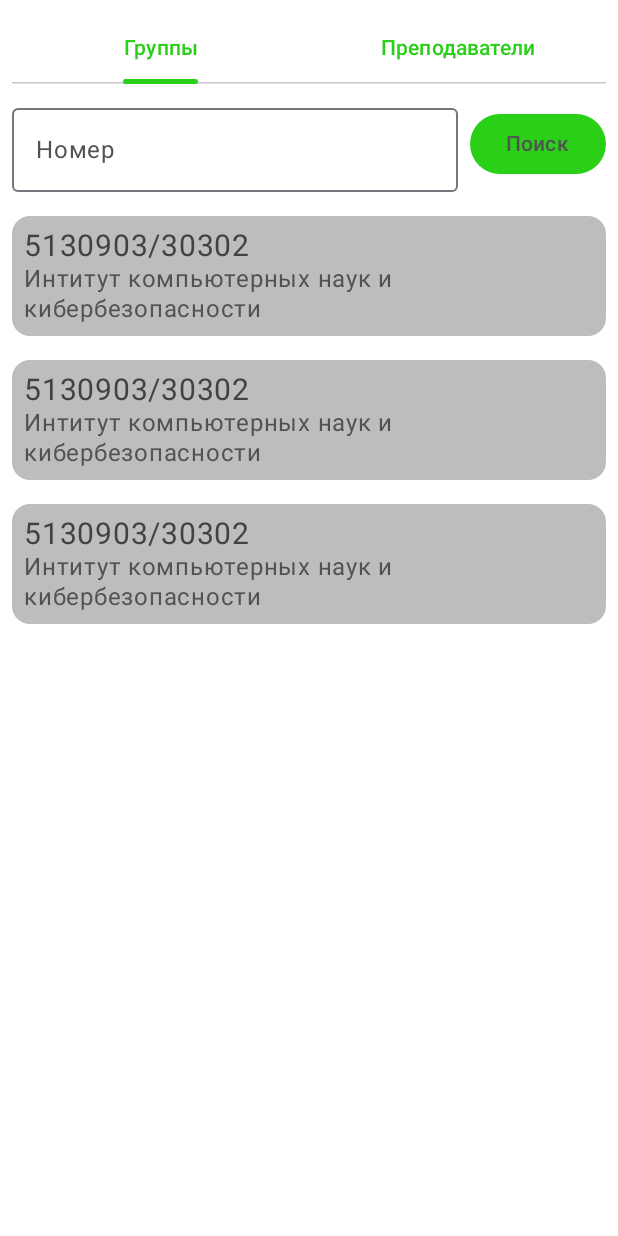
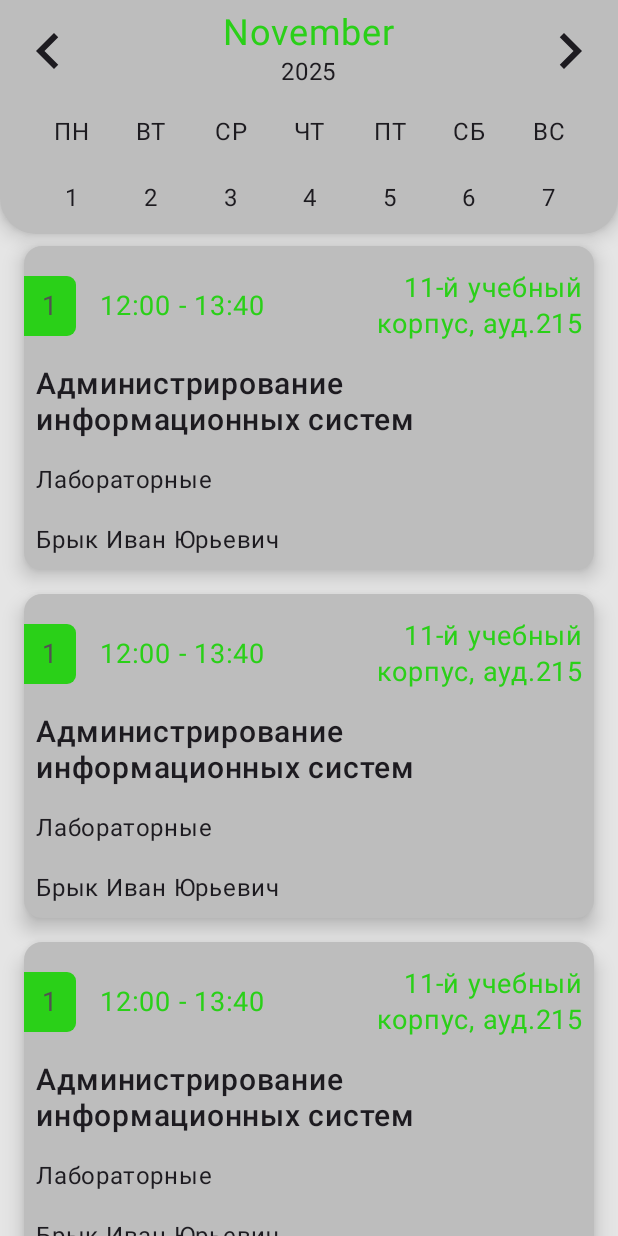
Before and after one commit to NineDer56/MySpbstuSchedule, an Android app built with Jetpack Compose: the screen it shows after launch (MainActivity), on a phone screen of 412 x 824 dp. Run offline under Robolectric (Android 15) with nearby library versions, the phone set to English and light mode, and no system bars.

Commit message:
almost ready ScheduleContent

```diff
--- a/app/src/main/java/com/example/myspbstuschedule/MainActivity.kt
+++ b/app/src/main/java/com/example/myspbstuschedule/MainActivity.kt
@@ -17,6 +17,7 @@ import androidx.compose.runtime.Composable
 import androidx.compose.ui.Modifier
 import androidx.compose.ui.tooling.preview.Preview
 import androidx.compose.ui.unit.dp
+import com.example.myspbstuschedule.presentation.screens.schedule.ScheduleContent
 import com.example.myspbstuschedule.presentation.screens.selection.SelectionContent
 import com.example.myspbstuschedule.ui.theme.MySpbstuScheduleTheme
 
@@ -26,13 +27,17 @@ class MainActivity : ComponentActivity() {
         enableEdgeToEdge()
         setContent {
             MySpbstuScheduleTheme {
-                SelectionContent(
+//                SelectionContent(
+//                    modifier = Modifier
+//                        .background(MaterialTheme.colorScheme.background)
+//                        .windowInsetsPadding(WindowInsets.safeDrawing)
+//                        .padding(8.dp)
+//                )
+
+                ScheduleContent(
                     modifier = Modifier
                         .background(MaterialTheme.colorScheme.background)
                         .windowInsetsPadding(WindowInsets.safeDrawing)
-                        .padding(8.dp)
-
-
                 )
             }
         }
--- /dev/null
+++ b/app/src/main/java/com/example/myspbstuschedule/presentation/screens/schedule/ScheduleContent.kt
@@ -0,0 +1,252 @@
+package com.example.myspbstuschedule.presentation.screens.schedule
+
+import android.util.Log
+import androidx.compose.foundation.border
+import androidx.compose.foundation.layout.Arrangement
+import androidx.compose.foundation.layout.Column
+import androidx.compose.foundation.layout.Row
+import androidx.compose.foundation.layout.Spacer
+import androidx.compose.foundation.layout.fillMaxSize
+import androidx.compose.foundation.layout.fillMaxWidth
+import androidx.compose.foundation.layout.padding
+import androidx.compose.foundation.layout.size
+import androidx.compose.foundation.lazy.LazyColumn
+import androidx.compose.foundation.pager.HorizontalPager
+import androidx.compose.foundation.pager.PagerState
+import androidx.compose.foundation.pager.rememberPagerState
+import androidx.compose.foundation.shape.RoundedCornerShape
+import androidx.compose.material.icons.Icons
+import androidx.compose.material.icons.automirrored.outlined.KeyboardArrowLeft
+import androidx.compose.material.icons.automirrored.outlined.KeyboardArrowRight
+import androidx.compose.material3.CardColors
+import androidx.compose.material3.CardDefaults
+import androidx.compose.material3.ElevatedCard
+import androidx.compose.material3.Icon
+import androidx.compose.material3.IconButton
+import androidx.compose.material3.IconButtonColors
+import androidx.compose.material3.MaterialTheme
+import androidx.compose.material3.Text
+import androidx.compose.runtime.Composable
+import androidx.compose.runtime.LaunchedEffect
+import androidx.compose.runtime.rememberCoroutineScope
+import androidx.compose.runtime.snapshotFlow
+import androidx.compose.ui.Alignment
+import androidx.compose.ui.Modifier
+import androidx.compose.ui.graphics.Brush
+import androidx.compose.ui.graphics.Color
+import androidx.compose.ui.text.style.TextAlign
+import androidx.compose.ui.tooling.preview.Preview
+import androidx.compose.ui.unit.dp
+import androidx.compose.ui.unit.sp
+import com.example.myspbstuschedule.domain.model.Auditory
+import com.example.myspbstuschedule.domain.model.Building
+import com.example.myspbstuschedule.domain.model.Lesson
+import com.example.myspbstuschedule.domain.model.LessonType
+import com.example.myspbstuschedule.domain.model.Teacher
+import com.example.myspbstuschedule.ui.theme.MySpbstuScheduleTheme
+import kotlinx.coroutines.launch
+import kotlin.math.max
+import kotlin.math.min
+
+@Composable
+fun ScheduleContent(
+    modifier: Modifier = Modifier
+) {
+    val horizontalPagerState = rememberPagerState(
+        initialPage = Int.MAX_VALUE / 2,
+        pageCount = { Int.MAX_VALUE }
+    )
+
+    Column(
+        modifier = modifier
+            .fillMaxSize()
+    ) {
+        ElevatedCard(
+            elevation = CardDefaults.cardElevation(
+                defaultElevation = 8.dp
+            ),
+            colors = CardColors(
+                containerColor = MaterialTheme.colorScheme.tertiaryContainer,
+                contentColor = MaterialTheme.colorScheme.onBackground,
+                disabledContainerColor = MaterialTheme.colorScheme.tertiaryContainer,
+                disabledContentColor = MaterialTheme.colorScheme.onBackground
+            ),
+            shape = RoundedCornerShape(bottomStart = 24.dp, bottomEnd = 24.dp),
+        ) {
+
+            Column(
+                modifier = Modifier.padding(8.dp)
+            ) {
+                DateAndArrows(
+                    pagerState = horizontalPagerState
+                )
+
+                Spacer(modifier = Modifier.padding(8.dp))
+
+                DaysOfMonth()
+
+                Spacer(modifier = Modifier.padding(8.dp))
+
+                WeekScroller(
+                    pagerState = horizontalPagerState
+                )
+            }
+
+        }
+
+        LazyColumn(
+            modifier = Modifier.padding(horizontal = 8.dp)
+        ) {
+            repeat(4) {
+                item() {
+                    ScheduleItem(
+                        modifier = Modifier.padding(8.dp),
+                        lesson = Lesson(
+                            subject = "Администрирование информационных систем",
+                            timeStart = "12:00",
+                            timeEnd = "13:40",
+                            lessonType = LessonType(1, "Лабораторные", "Лаб"),
+                            groups = emptyList(),
+                            teachers = listOf(Teacher(1, "Брык Иван Юрьевич", "")),
+                            auditories = listOf(
+                                Auditory(
+                                    1,
+                                    "215",
+                                    Building(1, "11-й учебный корпус", "11 к.")
+                                )
+                            )
+                        )
+                    )
+                }
+            }
+        }
+
+    }
+}
+
+@Composable
+private fun DateAndArrows(
+    pagerState: PagerState,
+) {
+    val coroutineScope = rememberCoroutineScope()
+    Row(
+        modifier = Modifier
+            .fillMaxWidth(),
+        horizontalArrangement = Arrangement.SpaceBetween,
+        verticalAlignment = Alignment.CenterVertically
+    ) {
+
+        IconButton(
+            modifier = Modifier.size(48.dp),
+            onClick = {
+                val prevPage = max(pagerState.currentPage - 1, 0)
+                coroutineScope.launch {
+                    pagerState.animateScrollToPage(prevPage)
+                }
+            }
+        ) {
+            Icon(
+                modifier = Modifier.size(48.dp),
+                imageVector = Icons.AutoMirrored.Outlined.KeyboardArrowLeft,
+                contentDescription = null,
+                tint = MaterialTheme.colorScheme.onBackground
+            )
+        }
+
+        Column(
+            horizontalAlignment = Alignment.CenterHorizontally
+        ) {
+            Text(
+                text = "November",
+                fontSize = 24.sp,
+                color = MaterialTheme.colorScheme.primary
+            )
+            Text(
+                text = "2025",
+                color = MaterialTheme.colorScheme.onBackground
+            )
+        }
+
+        IconButton(
+            modifier = Modifier.size(48.dp),
+            onClick = {
+                val nextPage = min(pagerState.currentPage + 1, pagerState.pageCount)
+                coroutineScope.launch {
+                    pagerState.animateScrollToPage(nextPage)
+                }
+            },
+        ) {
+            Icon(
+                modifier = Modifier.size(48.dp),
+                imageVector = Icons.AutoMirrored.Outlined.KeyboardArrowRight,
+                contentDescription = null,
+                tint = MaterialTheme.colorScheme.onBackground
+            )
+        }
+    }
+}
+
+
+@Composable
+fun DaysOfMonth() {
+    Row(
+        modifier = Modifier.fillMaxWidth(),
+        horizontalArrangement = Arrangement.SpaceEvenly
+    ) {
+        val days = listOf("ПН", "ВТ", "СР", "ЧТ", "ПТ", "СБ", "ВС")
+
+        days.forEach {
+            Text(
+                text = it,
+                modifier = Modifier.size(28.dp),
+                textAlign = TextAlign.Center,
+                color = MaterialTheme.colorScheme.onBackground
+            )
+        }
+    }
+}
+
+@Composable
+fun WeekScroller(
+    pagerState: PagerState
+) {
+
+    LaunchedEffect(pagerState) {
+        snapshotFlow {
+            pagerState.currentPage
+        }.collect { page ->
+            Log.d("Test", page.toString())
+        }
+    }
+
+    HorizontalPager(
+        state = pagerState,
+    ) { page ->
+        Row(
+            modifier = Modifier.fillMaxWidth(),
+            horizontalArrangement = Arrangement.SpaceEvenly
+        ) {
+            val dates = listOf("1", "2", "3", "4", "5", "6", "7")
+
+            dates.forEach {
+                Text(
+                    text = it,
+                    modifier = Modifier.size(28.dp),
+                    textAlign = TextAlign.Center,
+                    color = MaterialTheme.colorScheme.onBackground
+                )
+            }
+        }
+    }
+}
+
+
+@Preview
+@Composable
+fun ScheduleContentPreview() {
+    MySpbstuScheduleTheme(
+        darkTheme = true
+    ) {
+        ScheduleContent()
+    }
+}
--- /dev/null
+++ b/app/src/main/java/com/example/myspbstuschedule/presentation/screens/schedule/ScheduleItem.kt
@@ -0,0 +1,174 @@
+package com.example.myspbstuschedule.presentation.screens.schedule
+
+import androidx.compose.foundation.background
+import androidx.compose.foundation.border
+import androidx.compose.foundation.layout.Arrangement
+import androidx.compose.foundation.layout.Box
+import androidx.compose.foundation.layout.Column
+import androidx.compose.foundation.layout.Row
+import androidx.compose.foundation.layout.Spacer
+import androidx.compose.foundation.layout.fillMaxWidth
+import androidx.compose.foundation.layout.padding
+import androidx.compose.foundation.layout.width
+import androidx.compose.foundation.shape.RoundedCornerShape
+import androidx.compose.material3.Card
+import androidx.compose.material3.CardColors
+import androidx.compose.material3.CardDefaults
+import androidx.compose.material3.CardElevation
+import androidx.compose.material3.ElevatedCard
+import androidx.compose.material3.MaterialTheme
+import androidx.compose.material3.Text
+import androidx.compose.runtime.Composable
+import androidx.compose.ui.Alignment
+import androidx.compose.ui.Modifier
+import androidx.compose.ui.draw.clip
+import androidx.compose.ui.graphics.Color
+import androidx.compose.ui.text.font.FontWeight
+import androidx.compose.ui.text.style.TextAlign
+import androidx.compose.ui.tooling.preview.Preview
+import androidx.compose.ui.unit.dp
+import androidx.compose.ui.unit.sp
+import com.example.myspbstuschedule.domain.model.Auditory
+import com.example.myspbstuschedule.domain.model.Building
+import com.example.myspbstuschedule.domain.model.Lesson
+import com.example.myspbstuschedule.domain.model.LessonType
+import com.example.myspbstuschedule.domain.model.Teacher
+import com.example.myspbstuschedule.ui.theme.MySpbstuScheduleTheme
+
+@Composable
+fun ScheduleItem(
+    lesson: Lesson,
+    modifier: Modifier = Modifier
+) {
+    ElevatedCard(
+        modifier = modifier
+            .fillMaxWidth(),
+        elevation = CardDefaults.cardElevation(
+            defaultElevation = 8.dp
+        ),
+        colors = CardColors(
+            containerColor = MaterialTheme.colorScheme.tertiaryContainer,
+            contentColor = MaterialTheme.colorScheme.onBackground,
+            disabledContainerColor = MaterialTheme.colorScheme.tertiaryContainer,
+            disabledContentColor = MaterialTheme.colorScheme.onBackground
+        )
+
+    ) {
+
+        Spacer(modifier = Modifier.padding(8.dp))
+
+        Header(lesson = lesson)
+
+        Spacer(modifier = Modifier.padding(8.dp))
+
+        SubjectInformation(lesson = lesson)
+
+        Spacer(modifier = Modifier.padding(4.dp))
+    }
+}
+
+
+@Composable
+private fun Header(
+    lesson: Lesson
+) {
+    Row(
+        modifier = Modifier.fillMaxWidth(),
+        verticalAlignment = Alignment.CenterVertically,
+        horizontalArrangement = Arrangement.SpaceBetween
+    ) {
+        Box(
+            modifier = Modifier
+                .clip(RoundedCornerShape(topEnd = 6.dp, bottomEnd = 6.dp))
+                .background(MaterialTheme.colorScheme.primary)
+                .padding(horizontal = 12.dp, vertical = 8.dp)
+
+        ) {
+            Text(
+                text = "1",
+                fontSize = 18.sp,
+                color = MaterialTheme.colorScheme.onPrimary
+            )
+        }
+
+        Spacer(modifier = Modifier.padding(8.dp))
+
+        Text(
+            text = "${lesson.timeStart} - ${lesson.timeEnd}",
+            fontSize = 18.sp,
+            color = MaterialTheme.colorScheme.primary
+        )
+
+        Spacer(modifier = Modifier.padding(8.dp))
+
+        Box(
+            modifier = Modifier
+                .weight(1f),
+            contentAlignment = Alignment.CenterEnd
+        ){
+            Text(
+                modifier = Modifier.width(140.dp),
+                text = "${lesson.auditories[0].building.name}, ауд.${lesson.auditories[0].name}",
+                fontSize = 18.sp,
+                color = MaterialTheme.colorScheme.primary,
+                textAlign = TextAlign.End
+            )
+        }
+
+
+        Spacer(modifier = Modifier.padding(4.dp))
+    }
+}
+
+@Composable
+fun SubjectInformation(
+    lesson: Lesson
+) {
+    Column(
+        modifier = Modifier.padding(start = 8.dp)
+    ) {
+        Text(
+            text = lesson.subject,
+            fontSize = 20.sp,
+            fontWeight = FontWeight.SemiBold,
+            color = MaterialTheme.colorScheme.onBackground
+        )
+
+        Spacer(modifier = Modifier.padding(8.dp))
+
+        Text(
+            text = lesson.lessonType.name,
+            fontSize = 16.sp,
+            color = MaterialTheme.colorScheme.onBackground
+        )
+
+        Spacer(modifier = Modifier.padding(8.dp))
+
+        Text(
+            text = lesson.teachers[0].name,
+            fontSize = 16.sp,
+            color = MaterialTheme.colorScheme.onBackground
+        )
+    }
+}
+
+
+@Preview
+@Composable
+fun ScheduleItemPreview() {
+    MySpbstuScheduleTheme(
+        darkTheme = true
+    ) {
+        ScheduleItem(
+            Lesson(
+                subject = "Администрирование информационных систем",
+                timeStart = "12:00",
+                timeEnd = "13:40",
+                lessonType = LessonType(1, "Лабораторные", "Лаб"),
+                groups = emptyList(),
+                teachers = listOf(Teacher(1, "Брык Иван Юрьевич", "")),
+                auditories = listOf(Auditory(1, "215", Building(1, "11-й учебный корпус", "11 к.")))
+            )
+        )
+    }
+}
--- a/app/src/main/java/com/example/myspbstuschedule/ui/theme/Color.kt
+++ b/app/src/main/java/com/example/myspbstuschedule/ui/theme/Color.kt
@@ -14,6 +14,8 @@ val Pink40 = Color(0xFF7D5260)
 
 val Black20 = Color(0xFF0E0E0E)
 val Green40 = Color(0xFF29B91B)
+val Gray20 = Color(0xFF313131)
+val Gray30 = Color(0xFF343434)
 val Gray40 = Color(0xFF3D3D3D)
 
 val Gray50 = Color(0xFF424242)
@@ -22,6 +24,7 @@ val Gray80 = Color(0xFFBDBDBD)
 
 
 
-val White60 = Color(0xFFFFFFFF)
+val White60 = Color(0xFFE5E5E5)
+val White80 = Color(0xFFFFFFFF)
 val Green60 = Color(0xFF2AD018)
 val Gray60 = Color(0xFF525252)
--- a/app/src/main/java/com/example/myspbstuschedule/ui/theme/Theme.kt
+++ b/app/src/main/java/com/example/myspbstuschedule/ui/theme/Theme.kt
@@ -13,7 +13,7 @@ import androidx.compose.ui.graphics.Color
 import androidx.compose.ui.platform.LocalContext
 
 private val DarkColorScheme = darkColorScheme(
-    background = Black20,
+    background = Gray30,
 
     primary = Green40,
     onPrimary = Gray40,
@@ -21,7 +21,9 @@ private val DarkColorScheme = darkColorScheme(
     surface = Black20,
     surfaceContainer = Gray50,
     onSurface = White60,
-    onSurfaceVariant = Gray80
+    onSurfaceVariant = Gray80,
+
+    tertiaryContainer = Gray20
 
 )
 
@@ -34,7 +36,9 @@ private val LightColorScheme = lightColorScheme(
     surface = White60,
     surfaceContainer = Gray80,
     onSurface = Gray50,
-    onSurfaceVariant = Gray60
+    onSurfaceVariant = Gray60,
+
+    tertiaryContainer = Gray80
 
     /* Other default colors to override
     background = Color(0xFFFFFBFE),
```
